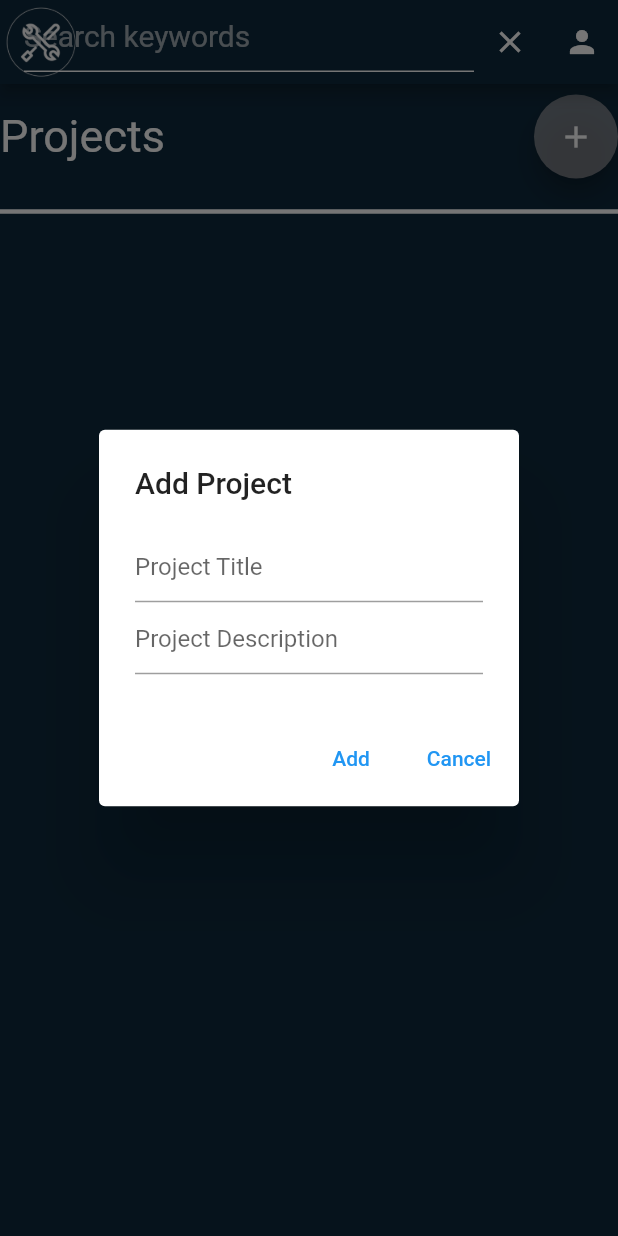
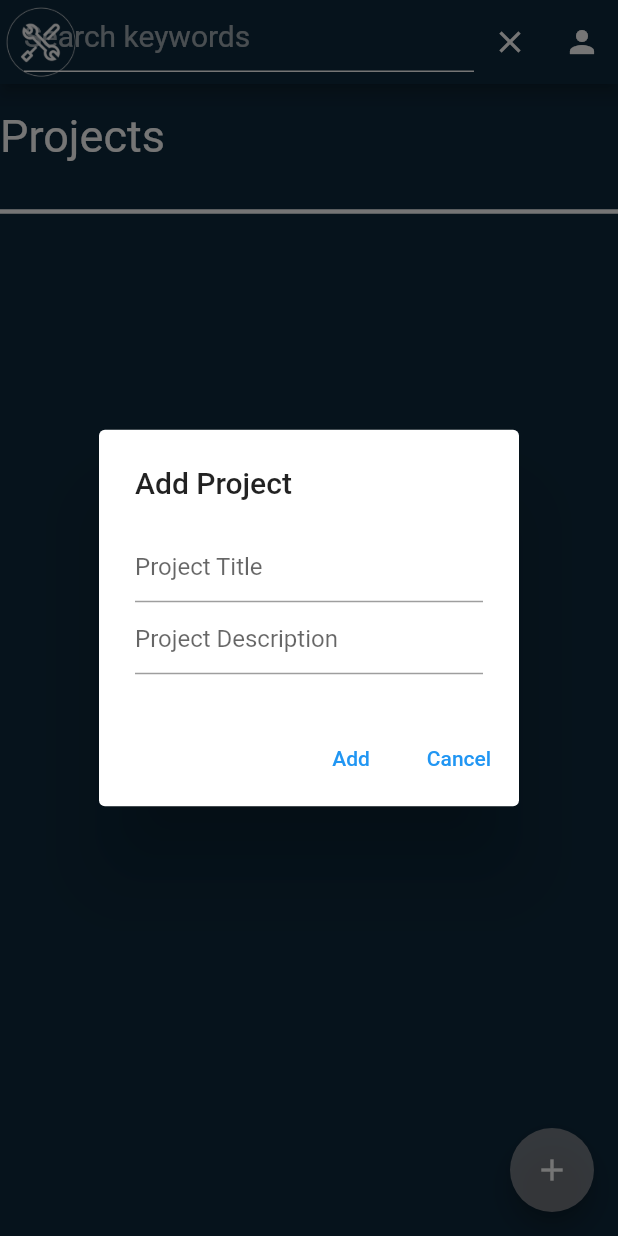
Before and after one commit to amahi2001/Developers-Almanac, a Flutter app: the screen it shows once a user with an empty profile is signed in, after a tap on the "add" icon, on a phone screen of 412 x 824 dp. Run offline on Flutter 3.47's test engine with Material 2 defaults, Android fonts, the phone set to English and light mode, and no system bars; our stand-ins replace cloud_firestore, firebase_auth, firebase_core, flutter_signin_button; accounts and stored records are empty; Roboto replaces fonts that are missing (Times); statements that could not run were skipped.

Commit message:
Implemented changes to floatingActionButton for add project button

```diff
--- a/lib/pages/home_page.dart
+++ b/lib/pages/home_page.dart
@@ -182,23 +182,6 @@ class _MyHomePageState extends State<MyHomePage> {
                 height: 70,
                 thickness: 5,
               ),
-              // Add Project button
-              Expanded(
-                child: Container(
-                  alignment: Alignment.topRight,
-                  child: FloatingActionButton(
-                    onPressed: () {
-                      showDialog(
-                        context: context,
-                        builder: (BuildContext context) =>
-                            const AddProjectPopup(),
-                      );
-                    },
-                    backgroundColor: Color.fromARGB(123, 223, 211, 211),
-                    child: const Icon(Icons.add),
-                  ),
-                ),
-              ),
             ],
           ),
           Divider(
@@ -213,6 +196,17 @@ class _MyHomePageState extends State<MyHomePage> {
           ),
           projectsView(),
         ],
+      ),
+      // Add Project button
+      floatingActionButton: FloatingActionButton(
+        child: Icon(Icons.add),
+        backgroundColor: Color.fromARGB(123, 223, 211, 211),
+        onPressed: () {
+          showDialog(
+            context: context,
+            builder: (BuildContext context) => const AddProjectPopup(),
+          );
+        },
       ),
     );
   }
```
